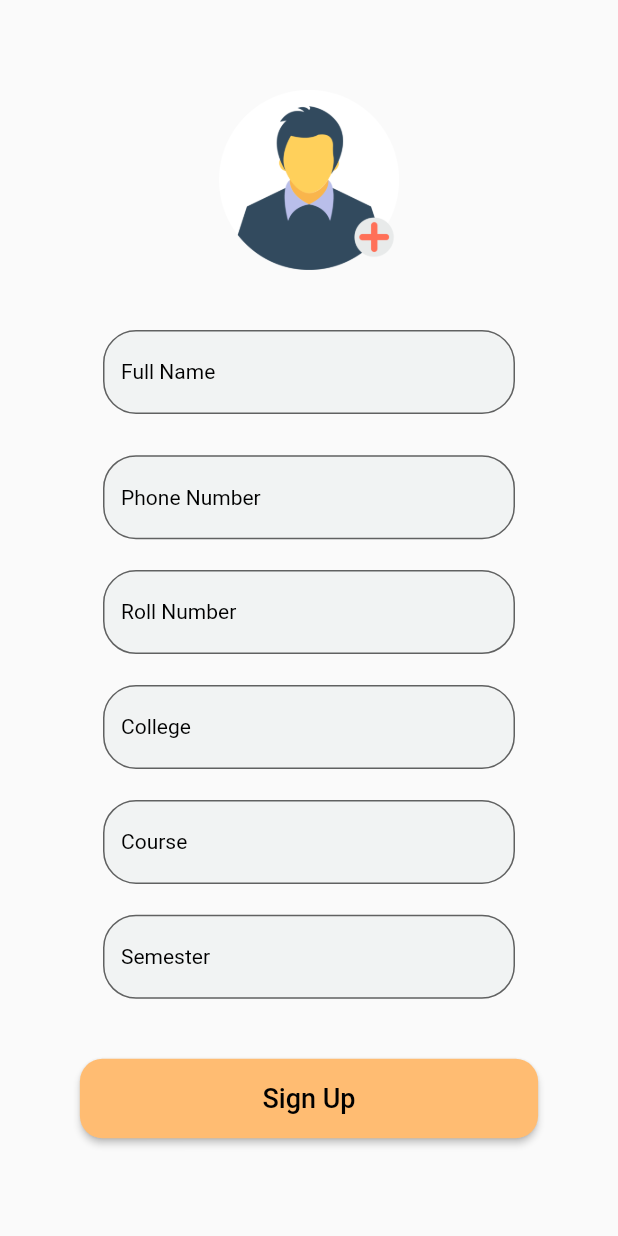
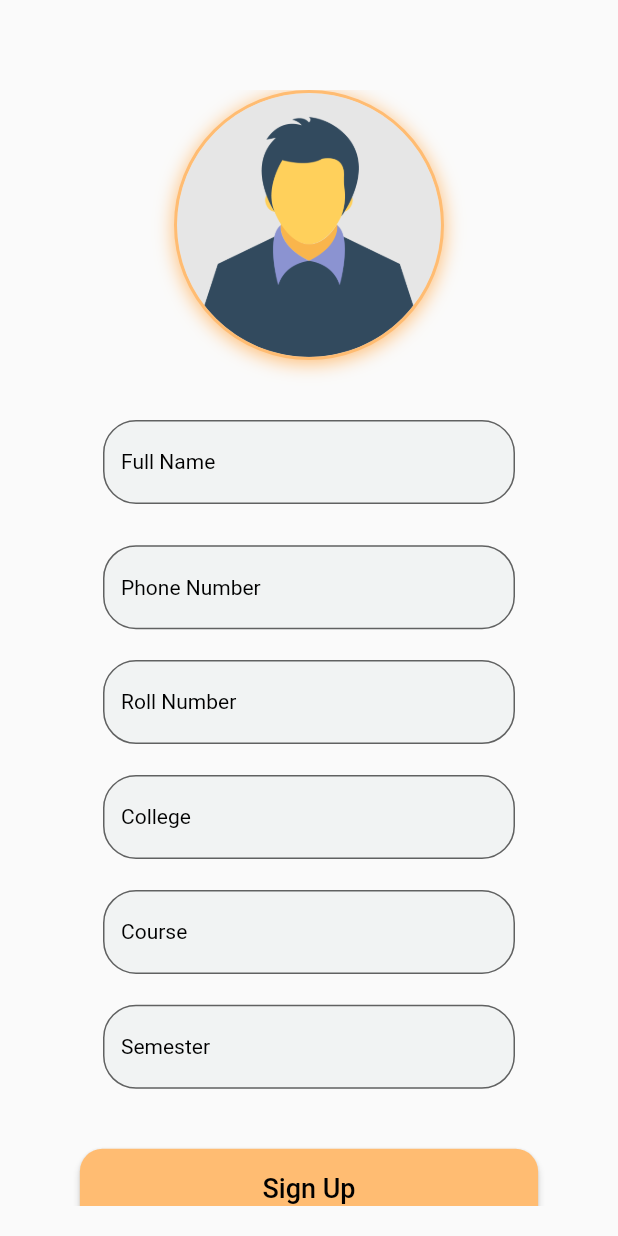
Before and after one commit to SandyUndefined/College-Services, a Flutter app: the signup screen opened directly, on a phone screen of 412 x 824 dp. Run offline on Flutter 3.47's test engine with Material 2 defaults, Android fonts, the light colour scheme and no system bars; our stand-ins replace firebase_storage, image_cropper, image_picker, progress_dialog; accounts and stored records are empty.

Commit message:
Day-4 profile image storing (Started)

```diff
--- a/lib/signup.dart
+++ b/lib/signup.dart
@@ -1,9 +1,13 @@
-import 'dart:async';
+import 'dart:io';
 
+import 'package:image_picker/image_picker.dart';
+import 'package:firebase_storage/firebase_storage.dart';
 import 'package:college_services/responsive.dart';
 import 'package:college_services/textformfield.dart';
 import 'package:flutter/material.dart';
-
+import 'package:path/path.dart';
+import 'package:image_cropper/image_cropper.dart';
+import 'package:progress_dialog/progress_dialog.dart';
 import 'Home.dart';
 
 class signup extends StatelessWidget {
@@ -24,6 +28,7 @@ class _SignUpScreenState extends State<SignUpScreen>{
   double _height;
   double _width;
   double _pixelRatio;
+  File _Image;
   bool _large;
   bool _medium;
   TextEditingController _rollnumberController = new TextEditingController();
@@ -31,6 +36,9 @@ class _SignUpScreenState extends State<SignUpScreen>{
   GlobalKey<FormState> _key = GlobalKey();
   FocusNode _focusNodePassword = FocusNode();
   bool _obsecure = false;
+  ProgressDialog pr;
+
+  String basename;
   @override
   Widget build(BuildContext context) {
     _height = MediaQuery.of(context).size.height;
@@ -38,6 +46,20 @@ class _SignUpScreenState extends State<SignUpScreen>{
     _pixelRatio = MediaQuery.of(context).devicePixelRatio;
     _large =  ResponsiveWidget.isScreenLarge(_width, _pixelRatio);
     _medium =  ResponsiveWidget.isScreenMedium(_width, _pixelRatio);
+    pr = new ProgressDialog(context,type: ProgressDialogType.Normal);
+    pr.style(message: 'Showing some progress...');
+    pr.style(
+      message: 'Please wait...',
+      borderRadius: 10.0,
+      backgroundColor: Colors.white,
+      progressWidget: CircularProgressIndicator(),
+      elevation: 10.0,
+      insetAnimCurve: Curves.easeInOut,
+      progressTextStyle: TextStyle(
+          color: Colors.black, fontSize: 13.0, fontWeight: FontWeight.w400),
+      messageTextStyle: TextStyle(
+          color: Colors.black, fontSize: 16.0, fontWeight: FontWeight.w600),
+    );
     return Material (
       child: Container (
         height: _height,
@@ -46,7 +68,28 @@ class _SignUpScreenState extends State<SignUpScreen>{
         child: SingleChildScrollView(
           child: Column(
             children: <Widget>[
-              new Image.asset('assets/images/user_upload.png',height: 120, width: 120,),
+              Container(
+                width: 180,
+                height: 180,
+                decoration: new BoxDecoration(
+                  shape: BoxShape.circle,
+                    boxShadow: [
+                    BoxShadow (
+                    color: const Color.fromRGBO(255,188,114, 1),
+                     offset: Offset(0, 2),
+                      blurRadius: 10,
+                       ),],
+                  border: new Border.all(
+                    color: Color.fromRGBO(255,188,114, 1),
+                    width: 2,
+                  ),
+                ),
+                child: new ClipOval(
+                  child: userProfile(),
+                ),
+              ),
+              /*userProfile(),*/
+              /*new Image.asset(),*/
               SizedBox(height: 40.0,),
               form(),
               SizedBox(height: 40.0,),
@@ -58,6 +101,51 @@ class _SignUpScreenState extends State<SignUpScreen>{
         ),
       ),
     );
+  }
+
+  Widget userProfile(){
+    return GestureDetector (
+      child: (_Image!=null)?Image.file(_Image,fit: BoxFit.fill,):
+      Image.asset('assets/images/user_upload.png'),
+      onTap: getImage,
+    );
+  }
+
+  Future getImage() async {
+    var image = await ImagePicker.pickImage(source: ImageSource.gallery);
+    File croppedFile = await ImageCropper.cropImage(
+        sourcePath: image.path,
+        aspectRatioPresets: [
+          CropAspectRatioPreset.square,
+          CropAspectRatioPreset.ratio3x2,
+          CropAspectRatioPreset.original,
+          CropAspectRatioPreset.ratio4x3,
+          CropAspectRatioPreset.ratio16x9
+        ],
+        androidUiSettings: AndroidUiSettings(
+            toolbarTitle: 'Crop Image',
+            toolbarColor: Color.fromRGBO(255,188,114, 1),
+            toolbarWidgetColor: Colors.white,
+            initAspectRatio: CropAspectRatioPreset.original,
+            lockAspectRatio: false),
+        iosUiSettings: IOSUiSettings(
+          minimumAspectRatio: 1.0,
+        )
+    );
+    setState(() {
+      /*print("hogya!!");*/
+      _Image = croppedFile;
+    });
+  }
+
+  Future uploadPic(context) async{
+    String filename = "7318724249";
+    StorageReference firebaseStorageRef = FirebaseStorage.instance.ref().child("User Profile Photo").child(filename);
+    StorageUploadTask uploadTask = firebaseStorageRef.putFile(_Image);
+    await uploadTask.onComplete;
+    setState(() {
+      print("Done");
+    });
   }
 
   Widget form(){
@@ -128,9 +216,11 @@ class _SignUpScreenState extends State<SignUpScreen>{
       shape:RoundedRectangleBorder( borderRadius: BorderRadius.circular(15.0),),
       color: Color.fromRGBO(255,188,114, 1),
       onPressed: () {
-        Navigator.push(context,
+        pr.show();
+        uploadPic(context);
+       /* Navigator.push(context,
           MaterialPageRoute(builder: (context) => Home()),);
-      },
+      */},
       textColor: Colors.black,
       padding: EdgeInsets.symmetric(vertical: 16.0, horizontal: 24.0),
       child: Container(
--- a/pubspec.yaml
+++ b/pubspec.yaml
@@ -19,7 +19,10 @@ environment:
 dependencies:
   flutter:
     sdk: flutter
-  firebase_core: ^0.4.0+9
+  firebase_storage: ^3.1.1
+  image_picker: ^0.6.2+3
+  image_cropper: ^1.1.2
+  progress_dialog: ^1.2.0
 
   # The following adds the Cupertino Icons font to your application.
   # Use with the CupertinoIcons class for iOS style icons.
```
Also changed, not shown: lib/login.dart (+27 -2 lines), assets/images/user_upload.png, pubspec.lock, 1 other file.
